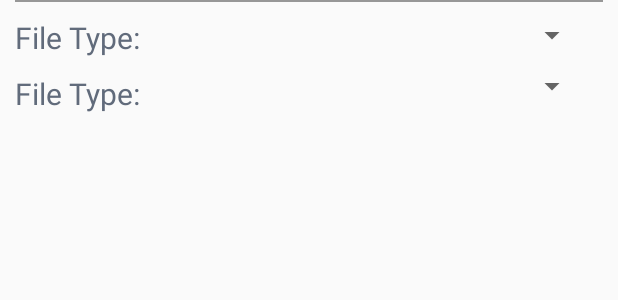
After one commit to ryanthomas1998/voiceRecorder, an Android app: the layout slide_layout.xml on its own in the app's theme, with its tools: preview values and no code run, on a phone screen of 412 x 824 dp. The commit adds this screen. Shown: the top 300 px of the screen. Run offline under Robolectric (Android 15) with nearby library versions, the phone set to English and light mode, and no system bars.

Commit message:
Working drawer with reasonable layout and other tweaks

```diff
--- a/app/src/main/java/com/example/gus/voicerecorder/MainActivity.java
+++ b/app/src/main/java/com/example/gus/voicerecorder/MainActivity.java
@@ -114,9 +114,8 @@ public class MainActivity extends AppCompatActivity {
 
 
                 if (timesFunctionClicked > 0) {
-                   // colorRevealHide(myView);
-                    Snackbar snackbar = Snackbar.make(findViewById(R.id.coordinatorLayout), "test" + " is restored", Snackbar.LENGTH_SHORT);
-                    snackbar.show();
+                    colorRevealHide(myView);
+
                     timesFunctionClicked--;
                 } else {
                     //colorRevealShow(myView);
--- a/app/src/main/java/com/example/gus/voicerecorder/RecordActivity.java
+++ b/app/src/main/java/com/example/gus/voicerecorder/RecordActivity.java
@@ -1,9 +1,11 @@
 package com.example.gus.voicerecorder;
 
+import android.animation.TimeInterpolator;
 import android.app.AlertDialog;
 import android.content.Intent;
 import android.content.res.ColorStateList;
 import android.graphics.Color;
+import android.graphics.Interpolator;
 import android.media.Image;
 import android.media.MediaRecorder;
 import android.os.AsyncTask;
@@ -19,10 +21,13 @@ import android.view.KeyEvent;
 import android.view.LayoutInflater;
 import android.view.View;
 import android.view.WindowManager;
+import android.view.animation.AccelerateDecelerateInterpolator;
+import android.widget.ArrayAdapter;
 import android.widget.Chronometer;
 import android.widget.EditText;
 import android.widget.ImageButton;
 import android.widget.LinearLayout;
+import android.widget.Spinner;
 import android.widget.TextView;
 
 import com.github.mikephil.charting.charts.BarChart;
@@ -103,15 +108,26 @@ public class RecordActivity extends AppCompatActivity {
             public void onClick(View v) {
                 if(!drawDisplayed) {
                     mLayout.setPanelHeight(800);
+                    (findViewById(R.id.pause_record)).animate().rotationBy(180).setDuration(400).setInterpolator(new AccelerateDecelerateInterpolator()).start();
                     drawDisplayed=true;
                 }else{
 
                     mLayout.setPanelHeight(0);
+                    (findViewById(R.id.pause_record)).animate().rotationBy(180).setInterpolator(new AccelerateDecelerateInterpolator()).setDuration(400).start();
                     drawDisplayed=false;
                 }
 
             }
         });
+
+        Spinner spinner = (Spinner) findViewById(R.id.fileTypeSpinner);
+// Create an ArrayAdapter using the string array and a default spinner layout
+        ArrayAdapter<CharSequence> adapter = ArrayAdapter.createFromResource(this,
+                R.array.filetypes, android.R.layout.simple_spinner_item);
+// Specify the layout to use when the list of choices appears
+        adapter.setDropDownViewResource(android.R.layout.simple_spinner_dropdown_item);
+// Apply the adapter to the spinner
+        spinner.setAdapter(adapter);
 
         (findViewById(R.id.stop_record)).setOnClickListener(new View.OnClickListener() {
             @Override
--- a/app/src/main/res/layout/activity_record.xml
+++ b/app/src/main/res/layout/activity_record.xml
@@ -83,7 +83,6 @@
             android:id="@+id/scene_root"
             android:layout_height="match_parent"
             android:layout_width="match_parent">
-
             <include layout="@layout/record_config_bar"/>
         </FrameLayout>
 
@@ -91,13 +90,12 @@
 
 
     </android.support.design.widget.CoordinatorLayout>
-
-     <TextView
+    <RelativeLayout
         android:layout_width="match_parent"
         android:layout_height="match_parent"
-         android:gravity="center|top"
-        android:text="The Awesome Sliding Up Panel"
-     android:textSize="16sp" />
+     >
+        <include layout="@layout/slide_layout"/>
+    </RelativeLayout>
 </android:com.sothree.slidinguppanel.SlidingUpPanelLayout>
 
     </RelativeLayout>
--- /dev/null
+++ b/app/src/main/res/layout/slide_layout.xml
@@ -0,0 +1,54 @@
+<?xml version="1.0" encoding="utf-8"?>
+<RelativeLayout xmlns:android="http://schemas.android.com/apk/res/android"
+    android:orientation="vertical" android:layout_width="match_parent"
+    android:paddingRight="10dp"
+    android:paddingLeft="10dp"
+    android:layout_height="match_parent">
+    <LinearLayout
+        android:layout_width="match_parent"
+        android:layout_height="1dp"
+        android:padding="10dp"
+        android:background="#979797"
+        android:id="@+id/line"/>
+
+    <TextView
+        android:layout_width="wrap_content"
+        android:layout_height="wrap_content"
+        android:text="File Type: "
+        android:layout_marginTop="10dp"
+        android:textSize="20sp"
+        android:id="@+id/fileT"
+        android:layout_below="@+id/line"
+        android:textColor="@color/colorAccent"/>
+    <Spinner
+        android:layout_width="wrap_content"
+        android:layout_height="wrap_content"
+       android:layout_alignParentEnd="true"
+        android:layout_marginTop="10dp"
+        android:layout_below="@+id/line"
+        android:textColor="@color/colorAccent"
+        android:id="@+id/fileTypeSpinner"
+        android:layout_marginRight="10dp"/>
+    <TextView
+        android:layout_width="wrap_content"
+        android:layout_height="wrap_content"
+        android:text="File Type: "
+        android:textSize="20sp"
+        android:textColor="@color/colorAccent"
+        android:layout_below="@id/fileT"
+        android:layout_marginTop="10dp"
+        android:id="@+id/fileT2"
+        />
+    <Spinner
+        android:layout_width="wrap_content"
+        android:textColor="@color/colorAccent"
+        android:layout_height="wrap_content"
+        android:layout_alignParentEnd="true"
+        android:layout_below="@+id/fileTypeSpinner"
+        android:id="@+id/otherSpinner"
+        android:layout_marginTop="10dp"
+        android:layout_marginRight="10dp"/>
+
+
+
+</RelativeLayout>
```
